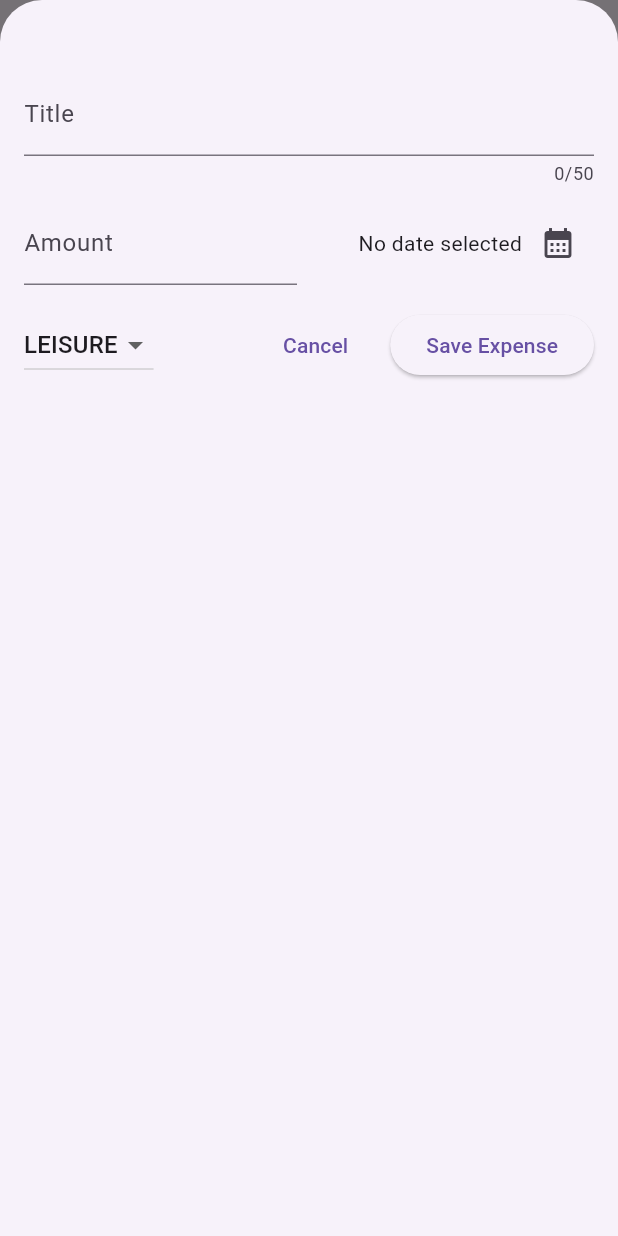
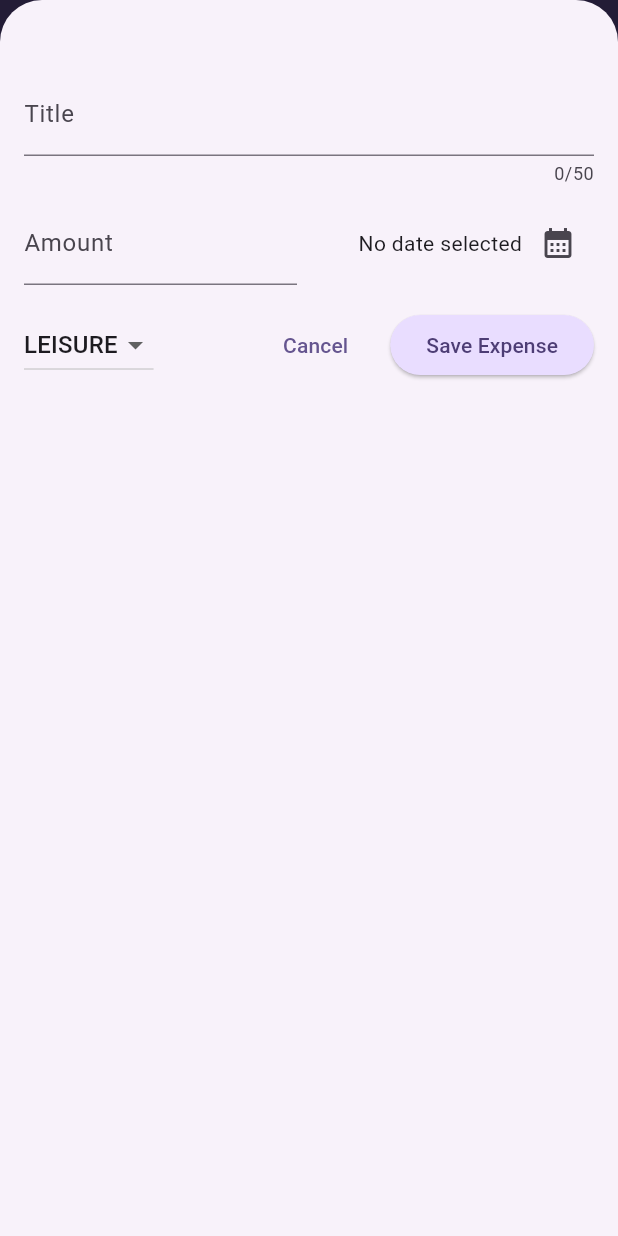
Before and after one commit to SheeThiga/expense_tracker, a Flutter app: the screen it shows after launch, after a tap on the "add" icon, on a phone screen of 412 x 824 dp. Run offline on Flutter 3.47's test engine with Material 3 defaults, Android fonts, the phone set to English and light mode, and no system bars.

Commit message:
feat: added a colour scheme to help theme texts, cards, buttons and the app in general

```diff
--- a/lib/main.dart
+++ b/lib/main.dart
@@ -1,9 +1,39 @@
 import 'package:expense_tracker/widgets/expenses.dart';
 import 'package:flutter/material.dart';
 
+var kColourScheme = ColorScheme.fromSeed(
+  seedColor: const Color.fromARGB(255, 96, 59, 181),
+);
+
 void main() {
-  runApp( MaterialApp(
-    theme: ThemeData(useMaterial3: true),
-    home: const Expenses(),
-  ));
+  runApp(
+    MaterialApp(
+      debugShowCheckedModeBanner: false,
+      theme: ThemeData().copyWith(
+        colorScheme: kColourScheme,
+        appBarTheme: const AppBarTheme().copyWith(
+          backgroundColor: kColourScheme.onPrimaryContainer,
+          foregroundColor: kColourScheme.primaryContainer,
+        ),
+        cardTheme: const CardTheme().copyWith(
+          color: kColourScheme.secondaryContainer,
+          margin: const EdgeInsets.symmetric(horizontal: 16, vertical: 8),
+        ),
+        elevatedButtonTheme: ElevatedButtonThemeData(
+          style: ElevatedButton.styleFrom(
+            backgroundColor: kColourScheme.primaryContainer,
+            foregroundColor: kColourScheme.onPrimaryContainer,
+          ),
+        ),
+        textTheme: ThemeData().textTheme.copyWith(
+              titleLarge: TextStyle(
+                fontWeight: FontWeight.normal,
+                fontSize: 14,
+                color: kColourScheme.onSecondaryContainer,
+              ),
+            ),
+      ),
+      home: const Expenses(),
+    ),
+  );
 }
```
